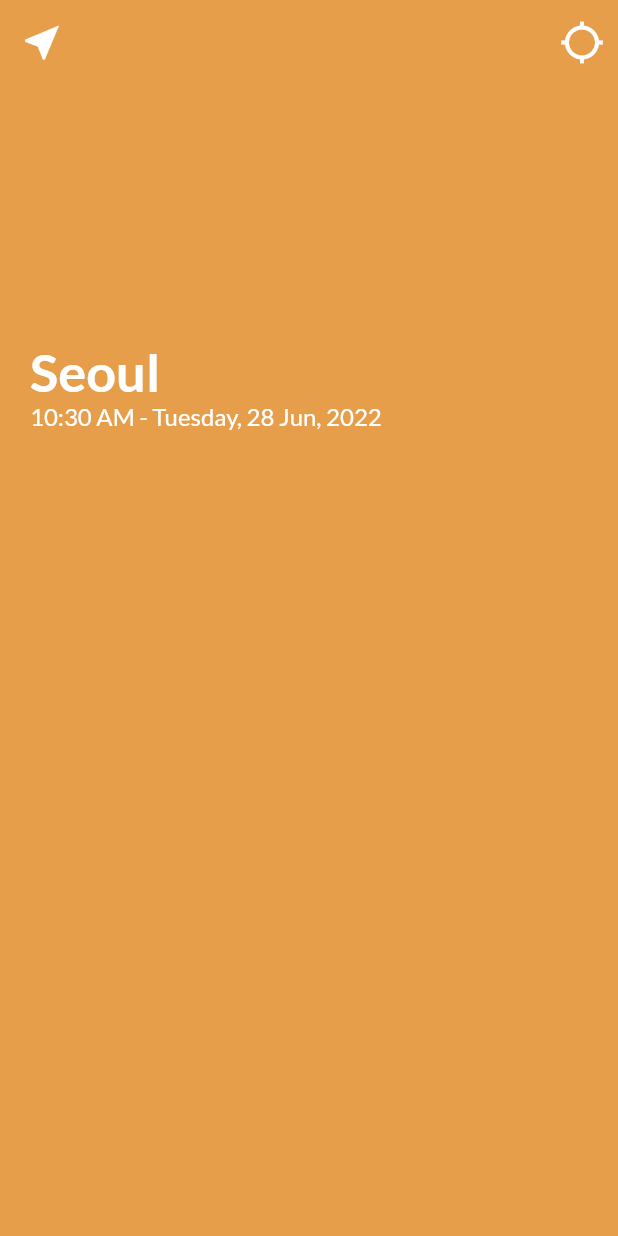
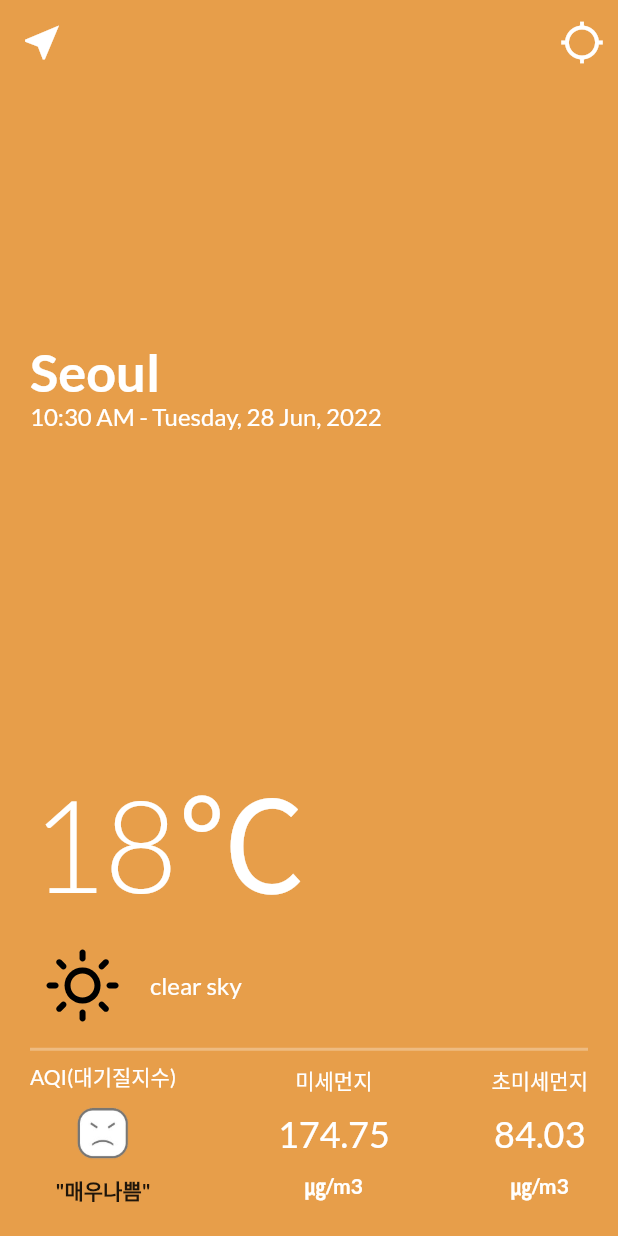
Before and after one commit to gandalgom/chef-weather-app, a Flutter app: the WeatherInfo screen opened directly, on a phone screen of 412 x 824 dp. Run offline on Flutter 3.47's test engine with Material 2 defaults, Android fonts, the phone set to English and light mode, and no system bars; our stand-ins replace flutter_svg, geolocator, google_fonts, timer_builder; statements that could not run were skipped.

Commit message:
날씨 UI 프레임 구현

```diff
--- a/lib/screens/weather_info.dart
+++ b/lib/screens/weather_info.dart
@@ -1,4 +1,5 @@
 import 'package:flutter/material.dart';
+import 'package:flutter_svg/svg.dart';
 import 'package:google_fonts/google_fonts.dart';
 import 'package:intl/intl.dart';
 import 'package:timer_builder/timer_builder.dart';
@@ -47,6 +48,14 @@ class _WeatherInfoState extends State<WeatherInfo> {
       body: Padding(
         padding: const EdgeInsets.all(20.0),
         child: Column(
+          mainAxisAlignment: MainAxisAlignment.spaceBetween,
+          children: [
+            Expanded(
+              child: Column(
+                mainAxisAlignment: MainAxisAlignment.spaceBetween,
+                crossAxisAlignment: CrossAxisAlignment.start,
+                children: [
+                  Column(
                     crossAxisAlignment: CrossAxisAlignment.start,
                     children: [
                       const SizedBox(height: 150.0),
@@ -90,6 +99,133 @@ class _WeatherInfoState extends State<WeatherInfo> {
                       ),
                     ],
                   ),
+                  Column(
+                    crossAxisAlignment: CrossAxisAlignment.start,
+                    children: [
+                      Text(
+                        '18℃',
+                        style: GoogleFonts.lato(
+                          fontSize: 85.0,
+                          fontWeight: FontWeight.w300,
+                          color: Colors.white,
+                        ),
+                      ),
+                      Row(
+                        children: [
+                          SvgPicture.asset('images/svg/climacon-sun.svg'),
+                          const SizedBox(width: 10.0),
+                          Text(
+                            'clear sky',
+                            style: GoogleFonts.lato(
+                              fontSize: 16.0,
+                              color: Colors.white,
+                            ),
+                          ),
+                        ],
+                      ),
+                    ],
+                  ),
+                ],
+              ),
+            ),
+            Column(
+              children: [
+                const Divider(
+                  height: 15.0,
+                  thickness: 2.0,
+                  color: Colors.white30
+                ),
+                Row(
+                  mainAxisAlignment: MainAxisAlignment.spaceBetween,
+                  children: [
+                    Column(
+                      children: [
+                        Text(
+                          'AQI(대기질지수)',
+                          style: GoogleFonts.lato(
+                            fontSize: 14.0,
+                            color: Colors.white,
+                          ),
+                        ),
+                        const SizedBox(height: 10.0),
+                        Image.asset(
+                          'images/png/bad.png',
+                          width: 37.0,
+                          height: 35.0,
+                        ),
+                        const SizedBox(height: 10.0),
+                        Text(
+                          '"매우나쁨"',
+                          style: GoogleFonts.lato(
+                            fontSize: 14.0,
+                            color: Colors.black87,
+                            fontWeight: FontWeight.bold,
+                          ),
+                        ),
+                      ],
+                    ),
+                    Column(
+                      children: [
+                        Text(
+                          '미세먼지',
+                          style: GoogleFonts.lato(
+                            fontSize: 14.0,
+                            color: Colors.white,
+                          ),
+                        ),
+                        const SizedBox(height: 10.0),
+                        Text(
+                          '174.75',
+                          style: GoogleFonts.lato(
+                            fontSize: 24.0,
+                            color: Colors.white,
+                          ),
+                        ),
+                        const SizedBox(height: 10.0),
+                        Text(
+                          '㎍/m3',
+                          style: GoogleFonts.lato(
+                            fontSize: 14.0,
+                            color: Colors.white,
+                            fontWeight: FontWeight.bold,
+                          ),
+                        ),
+                      ],
+                    ),
+                    Column(
+                      children: [
+                        Text(
+                          '초미세먼지',
+                          style: GoogleFonts.lato(
+                            fontSize: 14.0,
+                            color: Colors.white,
+                          ),
+                        ),
+                        const SizedBox(height: 10.0),
+                        Text(
+                          '84.03',
+                          style: GoogleFonts.lato(
+                            fontSize: 24.0,
+                            color: Colors.white,
+                          ),
+                        ),
+                        const SizedBox(height: 10.0),
+                        Text(
+                          '㎍/m3',
+                          style: GoogleFonts.lato(
+                            fontSize: 14.0,
+                            color: Colors.white,
+                            fontWeight: FontWeight.bold,
+                          ),
+                        ),
+                      ],
+                    ),
+                  ],
+                ),
+              ],
+            ),
+          ],
+        ),
       ),
     );
   }
```
Lines whose indentation alone changed are shown as unchanged.
